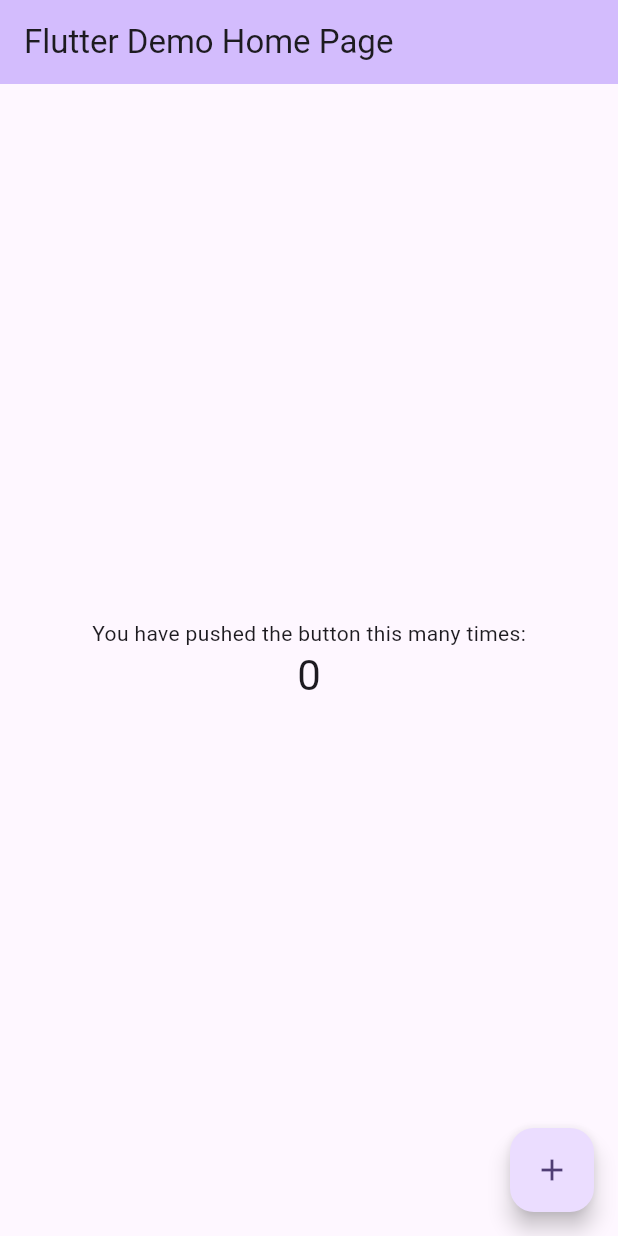
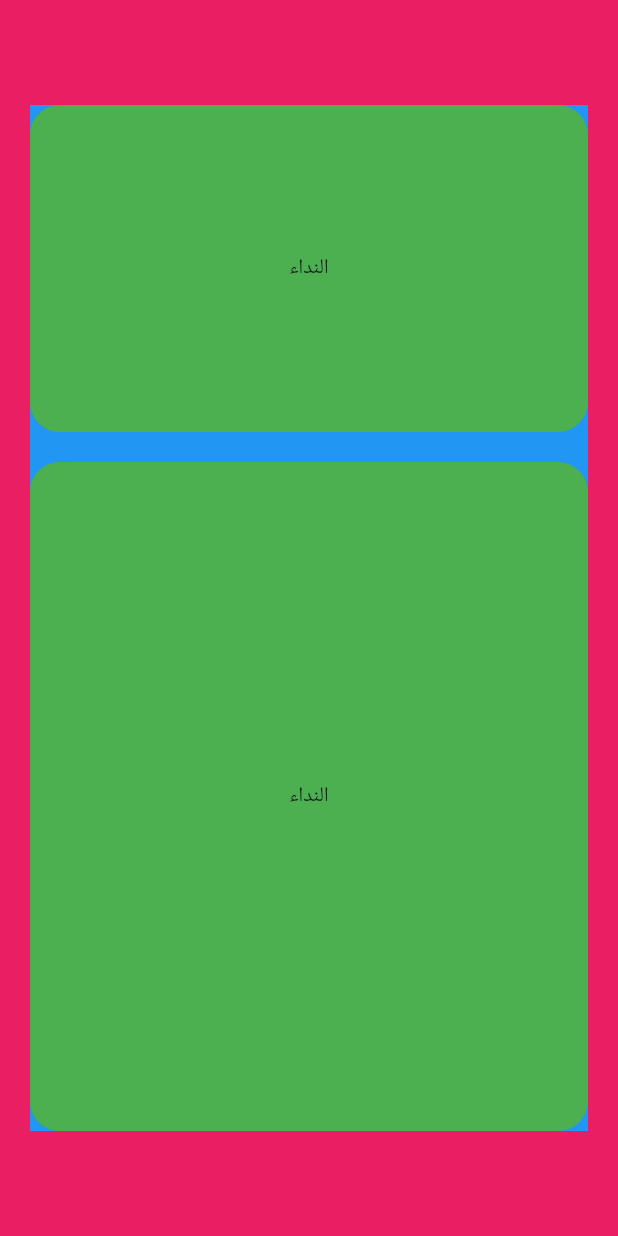
Before and after one commit to aqhwan/neda, a Flutter app: the screen it shows after launch, on a phone screen of 412 x 824 dp. Run offline on Flutter 3.47's test engine with Material 3 defaults, Android fonts, the phone set to English and light mode, and no system bars.

Commit message:
add ✨: some file structure and the root page (not ready yet)

```diff
--- /dev/null
+++ b/lib/app/app.dart
@@ -0,0 +1,18 @@
+import 'package:flutter/material.dart';
+import 'package:neda/exports/pages.dart' show Root;
+
+class NedaApp extends StatelessWidget {
+  const NedaApp({super.key});
+
+  // This widget is the root of your application.
+  @override
+  Widget build(BuildContext context) {
+    return MaterialApp(
+      title: 'نداء',
+      theme: ThemeData(
+        colorScheme: ColorScheme.fromSeed(seedColor: Colors.deepPurple),
+      ),
+      home: Root(),
+    );
+  }
+}
--- /dev/null
+++ b/lib/exports/pages.dart
@@ -0,0 +1 @@
+export 'package:neda/pages/root.dart';
--- a/lib/main.dart
+++ b/lib/main.dart
@@ -1,122 +1,6 @@
-import 'package:flutter/material.dart';
+import 'package:flutter/material.dart' show runApp;
+import 'app/app.dart' show NedaApp;
 
 void main() {
-  runApp(const MyApp());
+  runApp(const NedaApp());
 }
-
-class MyApp extends StatelessWidget {
-  const MyApp({super.key});
-
-  // This widget is the root of your application.
-  @override
-  Widget build(BuildContext context) {
-    return MaterialApp(
-      title: 'Flutter Demo',
-      theme: ThemeData(
-        // This is the theme of your application.
-        //
-        // TRY THIS: Try running your application with "flutter run". You'll see
-        // the application has a purple toolbar. Then, without quitting the app,
-        // try changing the seedColor in the colorScheme below to Colors.green
-        // and then invoke "hot reload" (save your changes or press the "hot
-        // reload" button in a Flutter-supported IDE, or press "r" if you used
-        // the command line to start the app).
-        //
-        // Notice that the counter didn't reset back to zero; the application
-        // state is not lost during the reload. To reset the state, use hot
-        // restart instead.
-        //
-        // This works for code too, not just values: Most code changes can be
-        // tested with just a hot reload.
-        colorScheme: ColorScheme.fromSeed(seedColor: Colors.deepPurple),
-      ),
-      home: const MyHomePage(title: 'Flutter Demo Home Page'),
-    );
-  }
-}
-
-class MyHomePage extends StatefulWidget {
-  const MyHomePage({super.key, required this.title});
-
-  // This widget is the home page of your application. It is stateful, meaning
-  // that it has a State object (defined below) that contains fields that affect
-  // how it looks.
-
-  // This class is the configuration for the state. It holds the values (in this
-  // case the title) provided by the parent (in this case the App widget) and
-  // used by the build method of the State. Fields in a Widget subclass are
-  // always marked "final".
-
-  final String title;
-
-  @override
-  State<MyHomePage> createState() => _MyHomePageState();
-}
-
-class _MyHomePageState extends State<MyHomePage> {
-  int _counter = 0;
-
-  void _incrementCounter() {
-    setState(() {
-      // This call to setState tells the Flutter framework that something has
-      // changed in this State, which causes it to rerun the build method below
-      // so that the display can reflect the updated values. If we changed
-      // _counter without calling setState(), then the build method would not be
-      // called again, and so nothing would appear to happen.
-      _counter++;
-    });
-  }
-
-  @override
-  Widget build(BuildContext context) {
-    // This method is rerun every time setState is called, for instance as done
-    // by the _incrementCounter method above.
-    //
-    // The Flutter framework has been optimized to make rerunning build methods
-    // fast, so that you can just rebuild anything that needs updating rather
-    // than having to individually change instances of widgets.
-    return Scaffold(
-      appBar: AppBar(
-        // TRY THIS: Try changing the color here to a specific color (to
-        // Colors.amber, perhaps?) and trigger a hot reload to see the AppBar
-        // change color while the other colors stay the same.
-        backgroundColor: Theme.of(context).colorScheme.inversePrimary,
-        // Here we take the value from the MyHomePage object that was created by
-        // the App.build method, and use it to set our appbar title.
-        title: Text(widget.title),
-      ),
-      body: Center(
-        // Center is a layout widget. It takes a single child and positions it
-        // in the middle of the parent.
-        child: Column(
-          // Column is also a layout widget. It takes a list of children and
-          // arranges them vertically. By default, it sizes itself to fit its
-          // children horizontally, and tries to be as tall as its parent.
-          //
-          // Column has various properties to control how it sizes itself and
-          // how it positions its children. Here we use mainAxisAlignment to
-          // center the children vertically; the main axis here is the vertical
-          // axis because Columns are vertical (the cross axis would be
-          // horizontal).
-          //
-          // TRY THIS: Invoke "debug painting" (choose the "Toggle Debug Paint"
-          // action in the IDE, or press "p" in the console), to see the
-          // wireframe for each widget.
-          mainAxisAlignment: MainAxisAlignment.center,
-          children: <Widget>[
-            const Text('You have pushed the button this many times:'),
-            Text(
-              '$_counter',
-              style: Theme.of(context).textTheme.headlineMedium,
-            ),
-          ],
-        ),
-      ),
-      floatingActionButton: FloatingActionButton(
-        onPressed: _incrementCounter,
-        tooltip: 'Increment',
-        child: const Icon(Icons.add),
-      ), // This trailing comma makes auto-formatting nicer for build methods.
-    );
-  }
-}
--- /dev/null
+++ b/lib/pages/root.dart
@@ -0,0 +1,46 @@
+import 'package:flutter/material.dart';
+
+class Root extends StatelessWidget {
+  @override
+  Widget build(BuildContext context) {
+    return Scaffold(
+      body: Container(
+        width: double.infinity,
+        color: Colors.blue,
+        margin: const EdgeInsets.symmetric(horizontal: 20, vertical: 70),
+        child: Center(
+          child: Column(
+            mainAxisAlignment: MainAxisAlignment.center,
+            children: [
+              Expanded(
+                flex: 1, // 50% of available height
+                child: Container(
+                  width: double.infinity,
+                  margin: const EdgeInsets.only(bottom: 10),
+                  decoration: BoxDecoration(
+                    color: Colors.green,
+                    borderRadius: BorderRadius.circular(20),
+                  ),
+                  child: const Center(child: Text('النداء')),
+                ),
+              ),
+              Expanded(
+                flex: 2, // 50% of available height
+                child: Container(
+                  width: double.infinity,
+                  margin: const EdgeInsets.only(top: 10),
+                  decoration: BoxDecoration(
+                    color: Colors.green,
+                    borderRadius: BorderRadius.circular(20),
+                  ),
+                  child: const Center(child: Text('النداء')),
+                ),
+              ),
+            ],
+          ),
+        ),
+      ),
+      backgroundColor: Colors.pink,
+    );
+  }
+}
--- a/pubspec.yaml
+++ b/pubspec.yaml
@@ -55,7 +55,7 @@ flutter:
   # The following line ensures that the Material Icons font is
   # included with your application, so that you can use the icons in
   # the material Icons class.
-  uses-material-design: true
+  uses-material-design: false
 
   # To add assets to your application, add an assets section, like this:
   # assets:
```
Also changed, not shown: 2 other files.
